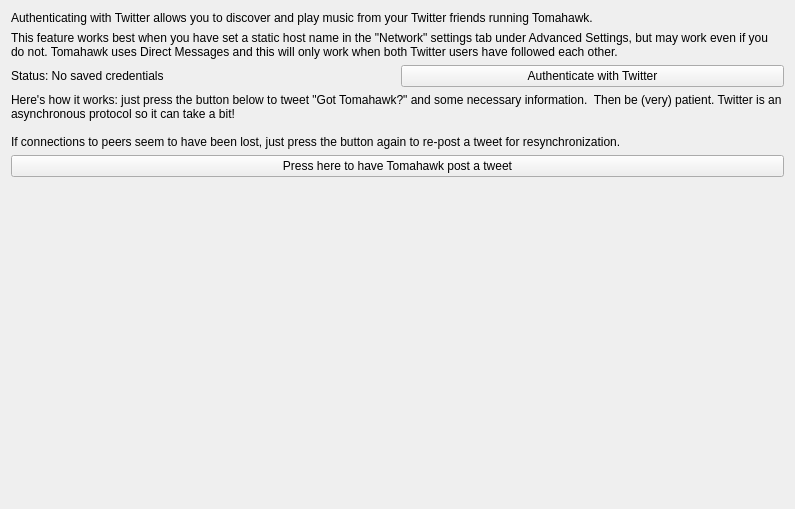
Qt form src/sip/twitter/twitterconfigwidget.ui (tomahawk-player/tomahawk) before a commit.
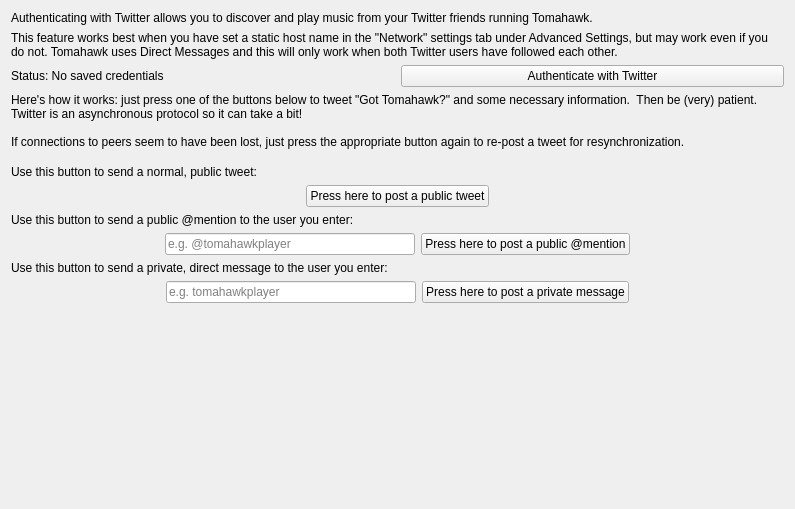
The same form after that commit.

Commit message: You can now send global, mentions, or private (direct message) Got Tomahawk? tweets

The edit to the form file:
```diff
--- a/src/sip/twitter/twitterconfigwidget.ui
+++ b/src/sip/twitter/twitterconfigwidget.ui
@@ -65,9 +65,9 @@
    <item>
     <widget class="QLabel" name="twitterInstructionsInfoLabel">
      <property name="text">
-      <string>Here's how it works: just press the button below to tweet &quot;Got Tomahawk?&quot; and some necessary information.  Then be (very) patient. Twitter is an asynchronous protocol so it can take a bit!
+      <string>Here's how it works: just press one of the buttons below to tweet &quot;Got Tomahawk?&quot; and some necessary information.  Then be (very) patient. Twitter is an asynchronous protocol so it can take a bit!
 
-If connections to peers seem to have been lost, just press the button again to re-post a tweet for resynchronization.</string>
+If connections to peers seem to have been lost, just press the appropriate button again to re-post a tweet for resynchronization.</string>
      </property>
      <property name="wordWrap">
       <bool>true</bool>
@@ -75,11 +75,163 @@
     </widget>
    </item>
    <item>
-    <widget class="QPushButton" name="twitterTweetGotTomahawkButton">
-     <property name="text">
-      <string>Press here to have Tomahawk post a tweet</string>
+    <spacer name="verticalSpacer">
+     <property name="orientation">
+      <enum>Qt::Vertical</enum>
      </property>
-    </widget>
+     <property name="sizeType">
+      <enum>QSizePolicy::Fixed</enum>
+     </property>
+     <property name="sizeHint" stdset="0">
+      <size>
+       <width>20</width>
+       <height>10</height>
+      </size>
+     </property>
+    </spacer>
+   </item>
+   <item>
+    <layout class="QVBoxLayout" name="twitterTweetVLayout">
+     <item>
+      <widget class="QLabel" name="twitterGlobalTweetLabel">
+       <property name="sizePolicy">
+        <sizepolicy hsizetype="Fixed" vsizetype="Preferred">
+         <horstretch>0</horstretch>
+         <verstretch>0</verstretch>
+        </sizepolicy>
+       </property>
+       <property name="text">
+        <string>Use this button to send a normal, public tweet:</string>
+       </property>
+      </widget>
+     </item>
+     <item>
+      <layout class="QHBoxLayout" name="twitterGlobalTweetHLayout">
+       <item>
+        <layout class="QVBoxLayout" name="verticalLayout_3">
+         <item>
+          <layout class="QHBoxLayout" name="horizontalLayout_2"/>
+         </item>
+         <item>
+          <widget class="QPushButton" name="twitterTweetGotTomahawkButton">
+           <property name="sizePolicy">
+            <sizepolicy hsizetype="Fixed" vsizetype="Fixed">
+             <horstretch>0</horstretch>
+             <verstretch>0</verstretch>
+            </sizepolicy>
+           </property>
+           <property name="text">
+            <string>Press here to post a public tweet</string>
+           </property>
+          </widget>
+         </item>
+        </layout>
+       </item>
+      </layout>
+     </item>
+     <item>
+      <widget class="QLabel" name="twitterUserTweetLabel">
+       <property name="text">
+        <string>Use this button to send a public @mention to the user you enter:</string>
+       </property>
+      </widget>
+     </item>
+     <item>
+      <layout class="QHBoxLayout" name="twitterUserTweetHLayout">
+       <item>
+        <layout class="QVBoxLayout" name="verticalLayout_2">
+         <item>
+          <layout class="QHBoxLayout" name="horizontalLayout">
+           <item>
+            <widget class="QLineEdit" name="twitterUserTweetLineEdit">
+             <property name="sizePolicy">
+              <sizepolicy hsizetype="Fixed" vsizetype="Fixed">
+               <horstretch>0</horstretch>
+               <verstretch>0</verstretch>
+              </sizepolicy>
+             </property>
+             <property name="minimumSize">
+              <size>
+               <width>250</width>
+               <height>0</height>
+              </size>
+             </property>
+             <property name="placeholderText">
+              <string>e.g. @tomahawkplayer</string>
+             </property>
+            </widget>
+           </item>
+           <item>
+            <widget class="QPushButton" name="twitterUserTweetButton">
+             <property name="sizePolicy">
+              <sizepolicy hsizetype="Fixed" vsizetype="Fixed">
+               <horstretch>0</horstretch>
+               <verstretch>0</verstretch>
+              </sizepolicy>
+             </property>
+             <property name="text">
+              <string>Press here to post a public @mention</string>
+             </property>
+            </widget>
+           </item>
+          </layout>
+         </item>
+        </layout>
+       </item>
+      </layout>
+     </item>
+     <item>
+      <widget class="QLabel" name="twitterDirectTweetLabel">
+       <property name="text">
+        <string>Use this button to send a private, direct message to the user you enter:</string>
+       </property>
+      </widget>
+     </item>
+     <item>
+      <layout class="QHBoxLayout" name="twitterDirectTweetHLayout">
+       <item>
+        <layout class="QVBoxLayout" name="verticalLayout_4">
+         <item>
+          <layout class="QHBoxLayout" name="horizontalLayout_3">
+           <item>
+            <widget class="QLineEdit" name="twitterDirectTweetLineEdit">
+             <property name="sizePolicy">
+              <sizepolicy hsizetype="Fixed" vsizetype="Fixed">
+               <horstretch>0</horstretch>
+               <verstretch>0</verstretch>
+              </sizepolicy>
+             </property>
+             <property name="minimumSize">
+              <size>
+               <width>250</width>
+               <height>0</height>
+              </size>
+             </property>
+             <property name="placeholderText">
+              <string>e.g. tomahawkplayer</string>
+             </property>
+            </widget>
+           </item>
+           <item>
+            <widget class="QPushButton" name="twitterDirectTweetButton">
+             <property name="sizePolicy">
+              <sizepolicy hsizetype="Fixed" vsizetype="Fixed">
+               <horstretch>0</horstretch>
+               <verstretch>0</verstretch>
+              </sizepolicy>
+             </property>
+             <property name="text">
+              <string>Press here to post a private message</string>
+             </property>
+            </widget>
+           </item>
+          </layout>
+         </item>
+        </layout>
+       </item>
+      </layout>
+     </item>
+    </layout>
    </item>
    <item>
     <spacer name="twitterVertSpacer">
```
The commit also changes 4 other files.
